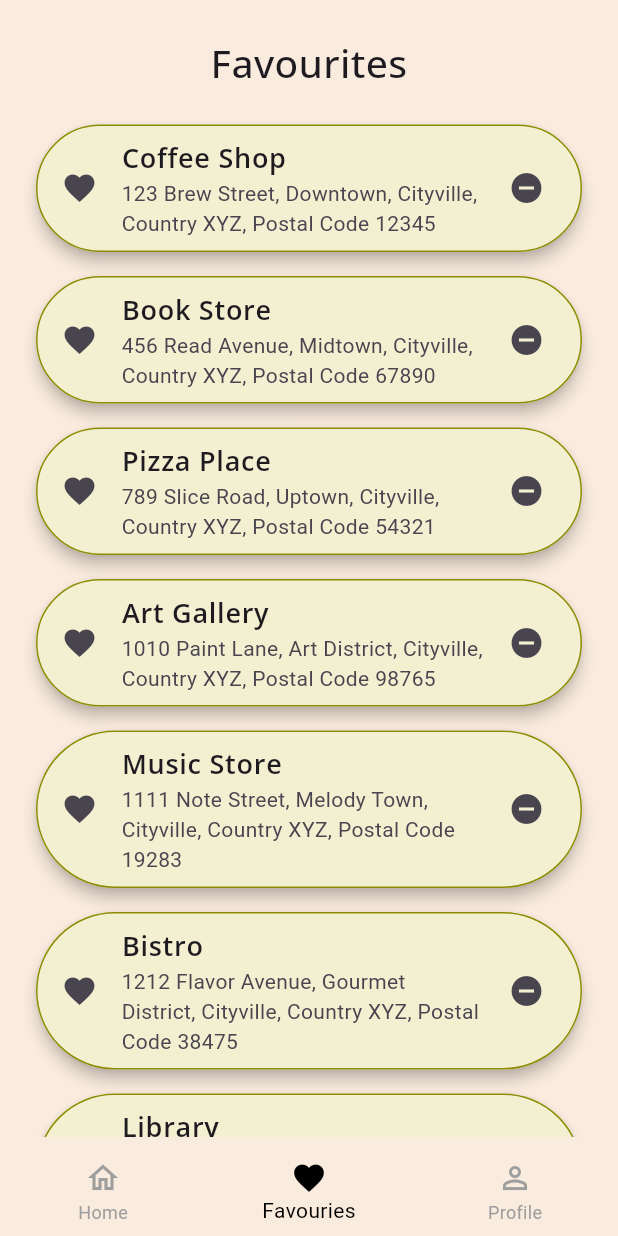
After one commit to Webzensify/uber-app, a Flutter app: the Home screen opened by its route, item 2 of the bottom bar chosen, on a phone screen of 412 x 824 dp. The commit adds this screen. Run offline on Flutter 3.47's test engine with Material 3 defaults, Android fonts, the light colour scheme and no system bars; our stand-ins replace google_fonts, image_picker.

Commit message:
basic pages done

```diff
--- /dev/null
+++ b/lib/model/Favorite/favorite_model.dart
@@ -0,0 +1,6 @@
+class FavoriteModel {
+  final String name;
+  final String address;
+
+  FavoriteModel({required this.name, required this.address});
+}
--- a/lib/router.dart
+++ b/lib/router.dart
@@ -1,5 +1,6 @@
 import 'package:flutter/material.dart';
 import 'package:travelo/splash_screen.dart';
+import 'package:travelo/views/afterauth/home.dart';
 import 'package:travelo/views/preauth/car_info_form.dart';
 import 'package:travelo/views/preauth/forgot_password.dart';
 import 'package:travelo/views/preauth/intro_page.dart';
@@ -31,6 +32,8 @@ class AppRouter {
         return MaterialPageRoute(builder: (_) => ForgotPassword());
       case '/carInfoForm':
         return MaterialPageRoute(builder: (_) => CarInfoForm());
+      case '/home':
+        return MaterialPageRoute(builder: (_) => Home());
       default:
         return MaterialPageRoute(
           builder: (_) => Scaffold(
--- /dev/null
+++ b/lib/views/afterauth/favorite.dart
@@ -0,0 +1,120 @@
+import 'package:flutter/material.dart';
+import 'package:google_fonts/google_fonts.dart';
+import 'package:travelo/model/Favorite/favorite_model.dart';
+import 'package:travelo/theme/color_pallete.dart';
+
+List<FavoriteModel> favorites = [
+  FavoriteModel(
+      name: 'Coffee Shop',
+      address:
+          '123 Brew Street, Downtown, Cityville, Country XYZ, Postal Code 12345'),
+  FavoriteModel(
+      name: 'Book Store',
+      address:
+          '456 Read Avenue, Midtown, Cityville, Country XYZ, Postal Code 67890'),
+  FavoriteModel(
+      name: 'Pizza Place',
+      address:
+          '789 Slice Road, Uptown, Cityville, Country XYZ, Postal Code 54321'),
+  FavoriteModel(
+      name: 'Art Gallery',
+      address:
+          '1010 Paint Lane, Art District, Cityville, Country XYZ, Postal Code 98765'),
+  FavoriteModel(
+      name: 'Music Store',
+      address:
+          '1111 Note Street, Melody Town, Cityville, Country XYZ, Postal Code 19283'),
+  FavoriteModel(
+      name: 'Bistro',
+      address:
+          '1212 Flavor Avenue, Gourmet District, Cityville, Country XYZ, Postal Code 38475'),
+  FavoriteModel(
+      name: 'Library',
+      address:
+          '1313 Knowledge Street, Education Park, Cityville, Country XYZ, Postal Code 47586'),
+  FavoriteModel(
+      name: 'Gym',
+      address:
+          '1414 Strength Road, Fitness Hub, Cityville, Country XYZ, Postal Code 58697'),
+  FavoriteModel(
+      name: 'Museum',
+      address:
+          '1515 History Avenue, Heritage District, Cityville, Country XYZ, Postal Code 69708'),
+  FavoriteModel(
+      name: 'Theater',
+      address:
+          '1616 Drama Street, Entertainment Zone, Cityville, Country XYZ, Postal Code 70819'),
+];
+
+class Favorite extends StatelessWidget {
+  const Favorite({super.key});
+
+  @override
+  Widget build(BuildContext context) {
+    return Padding(
+      padding: const EdgeInsets.all(8.0),
+      child: Column(
+        children: [
+          Padding(
+            padding: const EdgeInsets.symmetric(vertical: 15),
+            child: Center(
+              child: Text(
+                'Favourites',
+                textAlign: TextAlign.center,
+                style: GoogleFonts.openSans(
+                  textStyle: const TextStyle(
+                    fontWeight: FontWeight.w500,
+                    fontSize: 26,
+                  ),
+                ),
+              ),
+            ),
+          ),
+          Expanded(
+            child: ListView.builder(
+              itemCount: favorites.length,
+              itemBuilder: (context, index) {
+                return Padding(
+                  padding:
+                      const EdgeInsets.symmetric(vertical: 8.0, horizontal: 16),
+                  child: Material(
+                    elevation: 4.0,
+                    borderRadius: BorderRadius.circular(500),
+                    child: Container(
+                      decoration: BoxDecoration(
+                        color: Color.fromARGB(146, 235, 235, 176),
+                        border: Border.all(
+                          color: ColorPallete.secondaryDarkColor,
+                          width: 1.0,
+                        ),
+                        borderRadius: BorderRadius.circular(500),
+                      ),
+                      child: ListTile(
+                        shape: RoundedRectangleBorder(
+                          borderRadius: BorderRadius.circular(500),
+                        ),
+                        title: Text(
+                          favorites[index].name,
+                          style: GoogleFonts.openSans(
+                            textStyle: const TextStyle(
+                              fontWeight: FontWeight.w600,
+                              fontSize: 18,
+                            ),
+                          ),
+                        ),
+                        subtitle: Text(favorites[index].address),
+                        leading: Icon(Icons.favorite),
+                        trailing: Icon(Icons.remove_circle),
+                        onTap: () {},
+                      ),
+                    ),
+                  ),
+                );
+              },
+            ),
+          ),
+        ],
+      ),
+    );
+  }
+}
--- /dev/null
+++ b/lib/views/afterauth/home.dart
@@ -0,0 +1,63 @@
+import 'package:flutter/material.dart';
+import 'package:travelo/theme/color_pallete.dart';
+import 'package:travelo/views/afterauth/favorite.dart';
+import 'package:travelo/views/afterauth/update_profile.dart';
+
+class Home extends StatefulWidget {
+  const Home({super.key});
+
+  @override
+  HomeState createState() => HomeState();
+}
+
+class HomeState extends State<Home> {
+  int _selectedIndex = 0;
+  static const List<Widget> _widgetOptions = <Widget>[
+    Text('Home Page',
+        style: TextStyle(fontSize: 35, fontWeight: FontWeight.bold)),
+    Favorite(),
+    UpdateProfile(),
+  ];
+
+  void _onItemTapped(int index) {
+    setState(() {
+      _selectedIndex = index;
+    });
+  }
+
+  @override
+  Widget build(BuildContext context) {
+    return Scaffold(
+      body: _widgetOptions.elementAt(_selectedIndex),
+      bottomNavigationBar: BottomNavigationBar(
+          backgroundColor: ColorPallete.primaryColor,
+          items: <BottomNavigationBarItem>[
+            BottomNavigationBarItem(
+              icon: Icon(
+                _selectedIndex == 0 ? Icons.home : Icons.home_outlined,
+              ),
+              label: 'Home',
+            ),
+            BottomNavigationBarItem(
+              icon: Icon(
+                _selectedIndex == 1 ? Icons.favorite : Icons.favorite_outline,
+              ),
+              label: 'Favouries',
+            ),
+            BottomNavigationBarItem(
+              icon: Icon(
+                _selectedIndex == 2 ? Icons.person : Icons.person_outline,
+              ),
+              label: 'Profile',
+            ),
+          ],
+          type: BottomNavigationBarType.fixed,
+          currentIndex: _selectedIndex,
+          selectedItemColor: Colors.black,
+          unselectedItemColor: Colors.grey,
+          iconSize: 24,
+          onTap: _onItemTapped,
+          elevation: 0),
+    );
+  }
+}
--- a/lib/views/preauth/login.dart
+++ b/lib/views/preauth/login.dart
@@ -76,7 +76,7 @@ class Login extends StatelessWidget {
                         name: 'Login',
                         onPressed: () {
                           if (_formKey.currentState?.validate() ?? false) {
-                            Navigator.pushNamed(context, '#');
+                            Navigator.pushReplacementNamed(context, '/home');
                           }
                         },
                       ),
--- a/pubspec.yaml
+++ b/pubspec.yaml
@@ -35,6 +35,7 @@ dependencies:
   # Use with the CupertinoIcons class for iOS style icons.
   cupertino_icons: ^1.0.8
   image_picker: ^1.1.2
+  google_fonts: ^6.2.1
 
 dev_dependencies:
   flutter_test:
```
Also changed, not shown: lib/main.dart (+12 -5 lines), lib/views/afterauth/update_profile.dart (added, +161 -0 lines), lib/views/preauth/register.dart (+6 -1 lines), assets/images/placeholderAvatar.png (added), assets/images/splashLogo.png (added), flutter_01.png (deleted), pubspec.lock, 50 other files.
